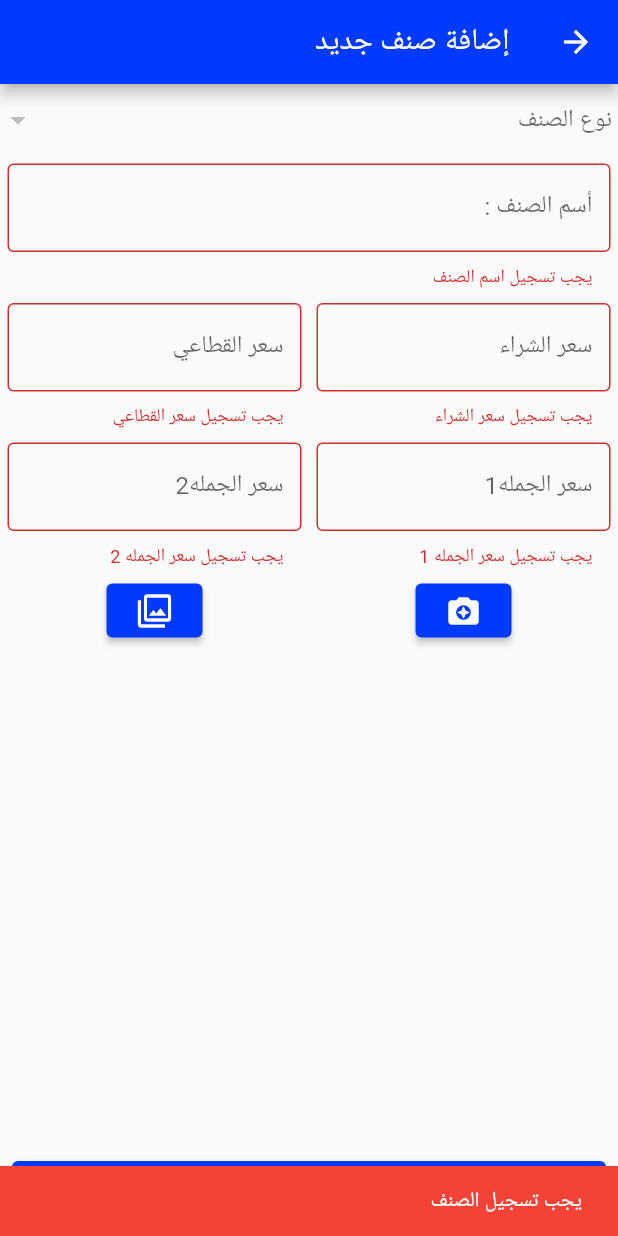
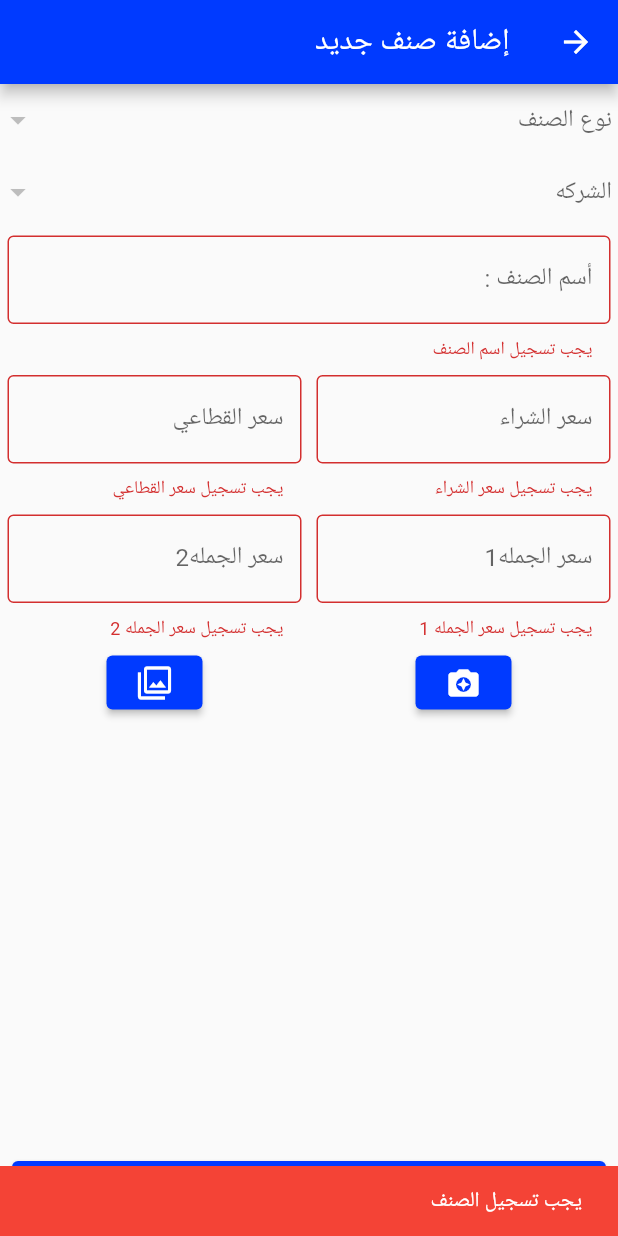
Before and after one commit to SalmaAlbakr/alrawda_store, a Flutter app: the AddNewItem screen opened directly, after a tap on "حفظ", on a phone screen of 412 x 824 dp. Run offline on Flutter 3.47's test engine with Material 2 defaults, Android fonts, the phone set to English and light mode, and no system bars; our stand-ins replace bloc, carousel_slider, cloud_firestore, connectivity_plus, dio, firebase_auth and 7 more; accounts and stored records are empty; network calls fail.

Commit message:
category

```diff
--- a/lib/controller/url_functions.dart
+++ b/lib/controller/url_functions.dart
@@ -4,11 +4,11 @@ import 'package:url_launcher/url_launcher.dart';
 //facebook function
 facebookURL() async {
   final Uri url = Uri.parse(
-      'https://www.facebook.com/profile.php?id=100010451593865&mibextid=ZbWKwL');
+      'https://www.facebook.com/Rawdakabel');
   if (!await launchUrl(url
  ,
     webViewConfiguration: WebViewConfiguration(
-      enableJavaScript: false
+      enableJavaScript: false,
     )
   )) {
     var _url;
--- a/lib/main.dart
+++ b/lib/main.dart
@@ -2,6 +2,8 @@ import 'package:alrawda_store/controller/take_photo_cubit/from_camera/take_photo
 import 'package:alrawda_store/my_color.dart';
 import 'package:alrawda_store/view/companies_screen.dart';
 import 'package:alrawda_store/view/home_screen.dart';
+import 'package:alrawda_store/view/start_screen.dart';
+import 'package:firebase_auth/firebase_auth.dart';
 import 'package:firebase_core/firebase_core.dart';
 import 'package:flutter/material.dart';
 import 'package:flutter_bloc/flutter_bloc.dart';
@@ -22,7 +24,7 @@ void main() async {
 
 class MyApp extends StatelessWidget {
   MyApp({super.key});
-
+final _user = FirebaseAuth.instance;
   @override
   Widget build(BuildContext context) {
     return MaterialApp(
@@ -33,7 +35,7 @@ class MyApp extends StatelessWidget {
           ),
         ),
       ),
-      home:  HomeScreen (),
+      home:  _user.currentUser == null ? StartScreen () : HomeScreen()
     );
   }
 }
--- a/lib/view/add_new_item.dart
+++ b/lib/view/add_new_item.dart
@@ -107,6 +107,9 @@ class _AddNewItemState extends State<AddNewItem> {
     priceController.dispose();
     price1Controller.dispose();
     price2Controller.dispose();
+    buyPriceController.dispose();
+
+    widget.imageURL = "" ;
 
     super.dispose();
   }
@@ -159,8 +162,9 @@ class _AddNewItemState extends State<AddNewItem> {
                       ),
                     ),
 
-                    widget.categoryType == null ? Container()
-                        : Container(
+                    // widget.categoryType == null ? Container()
+                    //     :
+                    Container(
                       child: DropdownButton<String>(
 
                         hint: Text(" الشركه"),
@@ -187,36 +191,6 @@ class _AddNewItemState extends State<AddNewItem> {
                         }).toList(),
                       ),
                     ),
-                    // Container(
-                    //   child: DropdownButton<String>(
-                    //
-                    //     hint: Text(" أسم الشركه"),
-                    //     underline: Container(),
-                    //     borderRadius: BorderRadius.all(Radius.circular(15)),
-                    //     value: widget.companyName,
-                    //     onChanged: (String? newValue) {
-                    //       setState(() {
-                    //         widget.companyName = newValue!;
-                    //       });
-                    //     },
-                    //     isExpanded: true,
-                    //     items:
-                    //     widget.categoryType == Categories.lawhat ?
-                    //     Categories.lawhatCompanies.map((String value) {
-                    //       return DropdownMenuItem<String>(
-                    //         value: value,
-                    //         child: Center(child: Text(value , )),
-                    //       );
-                    //     }).toList() :
-                    //
-                    //     ["1" , "2"].map((String value) {
-                    //       return DropdownMenuItem<String>(
-                    //         value: value,
-                    //         child: Center(child: Text(value , )),
-                    //       );
-                    //     }).toList()
-                    //   ),
-                    // ),
                     Padding(
                       padding: const EdgeInsets.all(5.0),
                       child: TextFormField(
@@ -410,8 +384,8 @@ class _AddNewItemState extends State<AddNewItem> {
                               priceController.clear();
                               price1Controller.clear();
                               price2Controller.clear();
-                              //_fireStore.collection("product").add({
-                              _fireStore.collection("Categories").doc(widget.categoryType).collection("الشركات").doc(widget.companyName).collection("الاصناف").doc(widget.typeName).set({
+                              buyPriceController.clear();
+                           await  _fireStore.collection("Categories").doc(widget.categoryType).collection("الشركات").doc(widget.companyName).collection("الاصناف").doc(widget.typeName).set({
                                 "text": widget.typeName,
                                 "price": widget.price,
                                 "price1": widget.price1,
@@ -426,9 +400,10 @@ class _AddNewItemState extends State<AddNewItem> {
                                 "Category": widget.categoryType,
                                 "companyName": widget.companyName,
                               });
-                              Navigator.of(context).pushReplacement(
-                                MaterialPageRoute(
-                                  builder: (context) => HomeScreen(),
+                              ScaffoldMessenger.of(context).showSnackBar(
+                                SnackBar(
+                                  backgroundColor: Colors.green,
+                                  content: Text("تم اضافة الصنف بنجاح"),
                                 ),
                               );
                             } else {
```
Also changed, not shown: lib/view/companies_screen.dart (+6 -6 lines), lib/view/home_screen.dart (+17 -12 lines), lib/view/list_of_products.dart (+32 -5 lines), lib/view/start_screen.dart (+41 -0 lines), lib/widgets/category_contaner.dart (+5 -9 lines).
